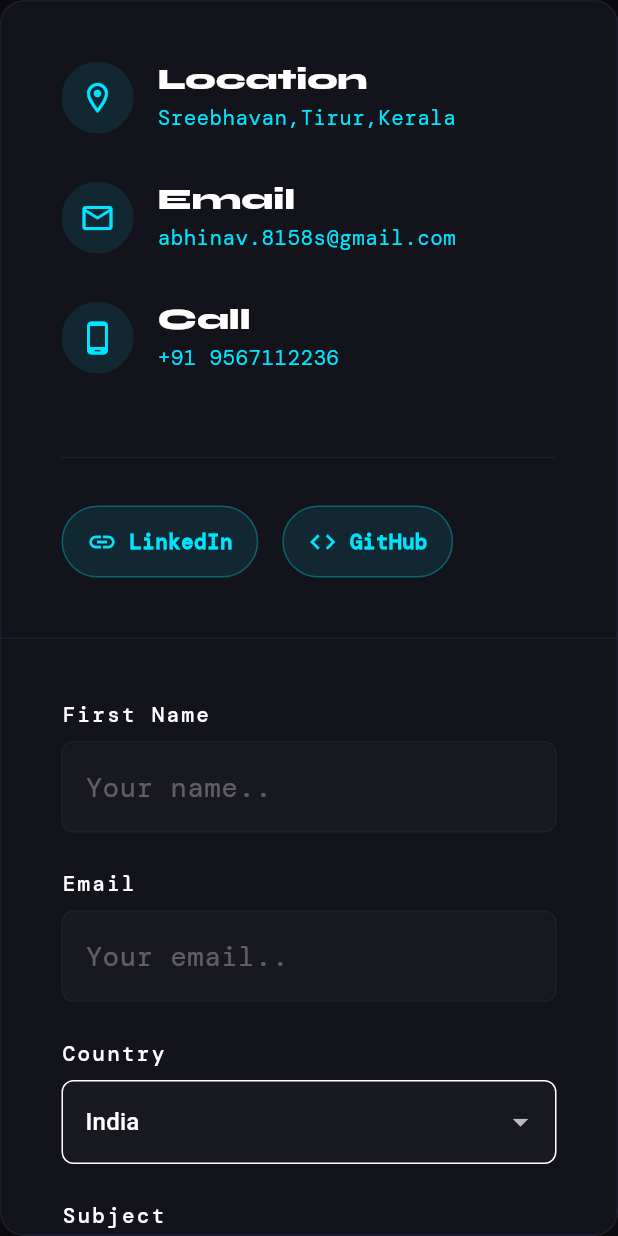
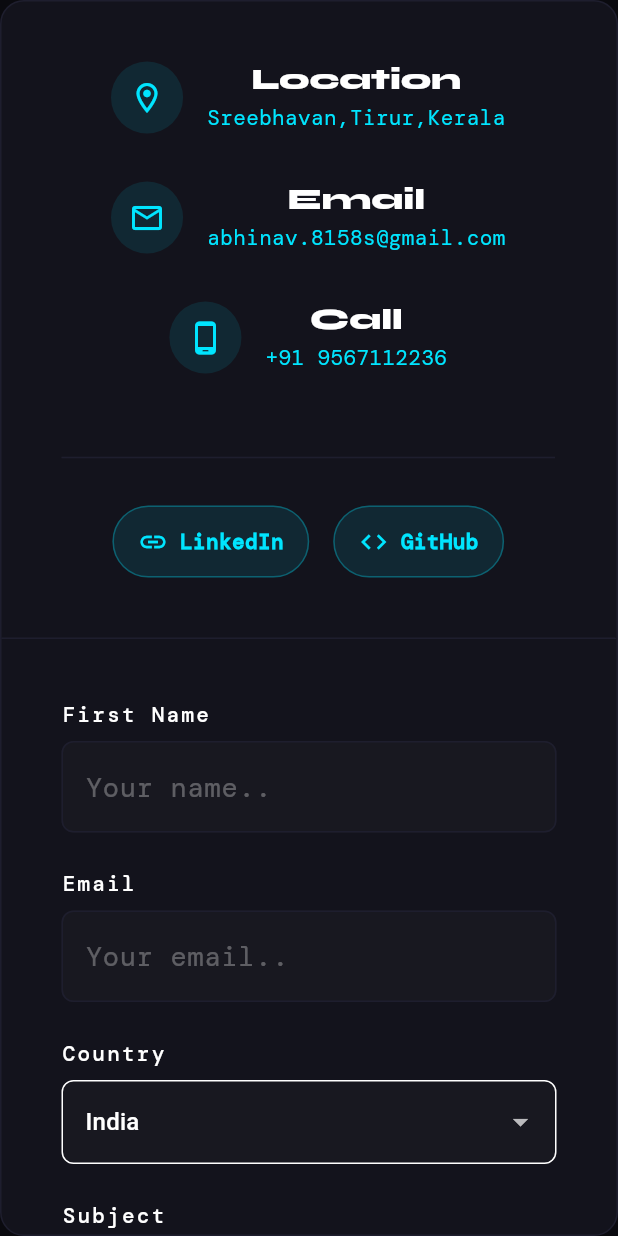
Before and after one commit to AbhinavS8158/portfolio, a Flutter app: the ContactSection widget shown alone on an empty page, opened directly, on a phone screen of 412 x 824 dp. Run offline on Flutter 3.47's test engine with Material 3 defaults, Android fonts, the phone set to English and light mode, and no system bars; our stand-ins replace audioplayers, google_fonts; network calls fail.

Commit message:
Fix mobile layouts: center contact info and fix project card overflow

```diff
--- a/lib/widgets/contact_section.dart
+++ b/lib/widgets/contact_section.dart
@@ -84,17 +84,18 @@ class _ContactSectionState extends State<ContactSection> {
                 ),
               ),
               child: Column(
-                crossAxisAlignment: CrossAxisAlignment.start,
+                crossAxisAlignment: isDesktop ? CrossAxisAlignment.start : CrossAxisAlignment.center,
                 children: [
-                  _infoItem(Icons.location_on_outlined, "Location", "Sreebhavan,Tirur,Kerala"),
+                  _infoItem(Icons.location_on_outlined, "Location", "Sreebhavan,Tirur,Kerala", isDesktop),
                   const SizedBox(height: 32),
-                  _infoItem(Icons.email_outlined, "Email", "abhinav.8158s@gmail.com"),
+                  _infoItem(Icons.email_outlined, "Email", "abhinav.8158s@gmail.com", isDesktop),
                   const SizedBox(height: 32),
-                  _infoItem(Icons.phone_android_outlined, "Call", "+91 9567112236"),
+                  _infoItem(Icons.phone_android_outlined, "Call", "+91 9567112236", isDesktop),
                   const SizedBox(height: 48),
                   const Divider(color: Color(0xFF1e1e2e)),
                   const SizedBox(height: 24),
                   Row(
+                    mainAxisAlignment: isDesktop ? MainAxisAlignment.start : MainAxisAlignment.center,
                     children: [
                       _socialIcon(Icons.link, "LinkedIn", "https://www.linkedin.com/in/abhinav-s-b8b0b8265"),
                       const SizedBox(width: 16),
@@ -158,8 +159,9 @@ class _ContactSectionState extends State<ContactSection> {
     );
   }
 
-  Widget _infoItem(IconData icon, String title, String subtitle) {
+  Widget _infoItem(IconData icon, String title, String subtitle, bool isDesktop) {
     return Row(
+      mainAxisAlignment: isDesktop ? MainAxisAlignment.start : MainAxisAlignment.center,
       children: [
         Container(
           padding: const EdgeInsets.all(12),
@@ -171,7 +173,7 @@ class _ContactSectionState extends State<ContactSection> {
         ),
         const SizedBox(width: 16),
         Column(
-          crossAxisAlignment: CrossAxisAlignment.start,
+          crossAxisAlignment: isDesktop ? CrossAxisAlignment.start : CrossAxisAlignment.center,
           children: [
             Text(title, style: Theme.of(context).textTheme.displayLarge?.copyWith(fontSize: 20, letterSpacing: 0)),
             const SizedBox(height: 4),
```
Also changed, not shown: lib/widgets/project_card.dart (+5 -11 lines).
